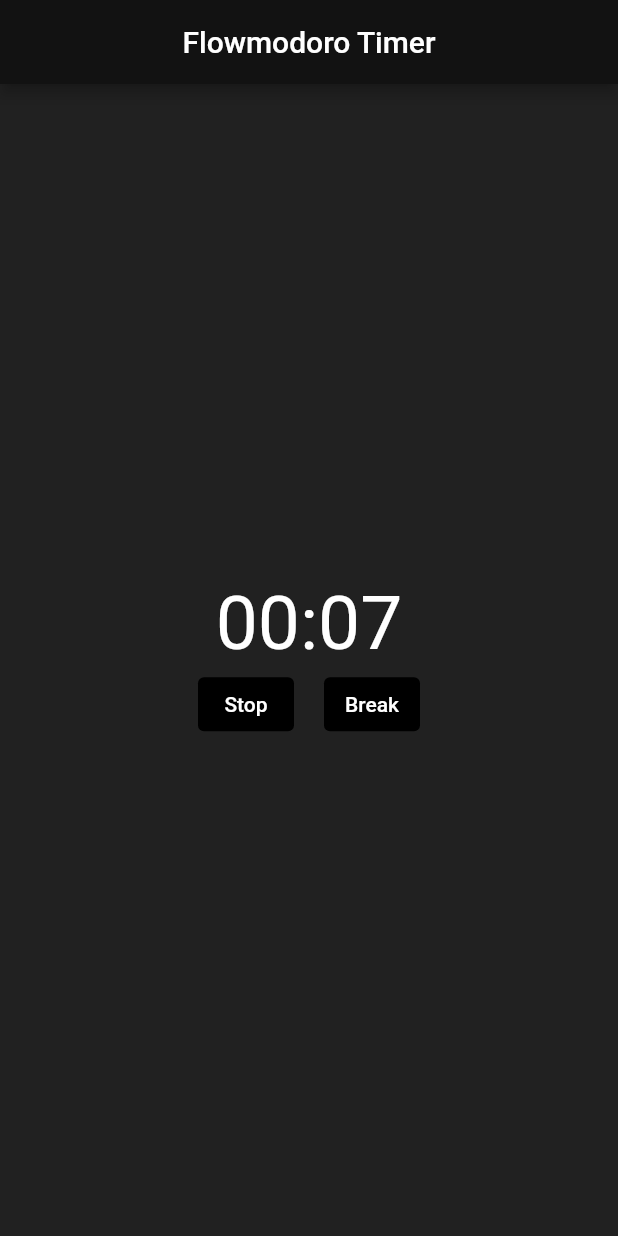
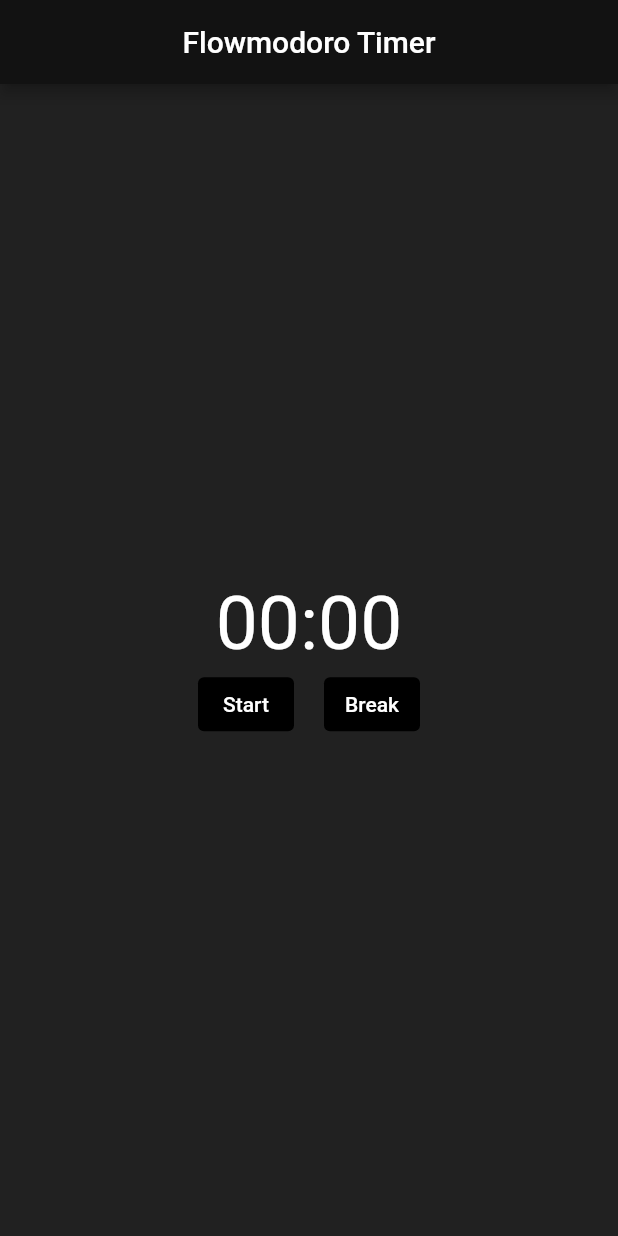
Before and after one commit to SzymanskiFilip/flowmodoro-flutter, a Flutter app: the screen it shows after launch, on a phone screen of 412 x 824 dp. Run offline on Flutter 3.47's test engine with Material 2 defaults, Android fonts, the phone set to English and light mode, and no system bars.

Commit message:
added ternary operator for Start button

```diff
--- a/lib/widgets/TimerWidget.dart
+++ b/lib/widgets/TimerWidget.dart
@@ -14,6 +14,8 @@ class _TimerWidgetState extends State<TimerWidget> {
   Duration time = Duration();
   Duration second = Duration(seconds: 1);
   Timer? timer;
+  bool running = false;
+
 
   @override
   void initState() {
@@ -27,12 +29,18 @@ class _TimerWidgetState extends State<TimerWidget> {
   }
 
   void updateTime() {
-    final second = 1;
+    if(running){
+      final second = 1;
 
-    setState(() {
-      final seconds = time.inSeconds + second;
-      time = Duration(seconds: seconds);
-    });
+      setState(() {
+        final seconds = time.inSeconds + second;
+        time = Duration(seconds: seconds);
+      });
+    }
+  }
+
+  void startButton(){
+
   }
 
   @override
@@ -52,7 +60,7 @@ class _TimerWidgetState extends State<TimerWidget> {
             mainAxisAlignment: MainAxisAlignment.center,
             children: [
               ButtonWidget(
-                text: "Stop",
+                text: !running ? "Start" : "Stop",
                 onClick: () => {print("hello")},
               ),
               ButtonWidget(text: "Break", onClick: () => {print("hello")})
```
